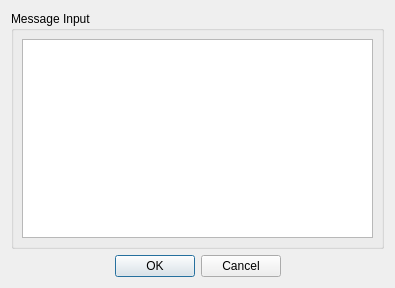
Before: the Qt Designer form Console/UI/SendMessageGroupUI.ui in yang-zhongtian/PYCM, drawn with Qt 5.
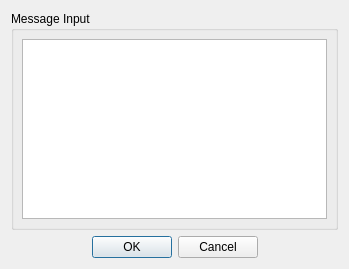
After: the same form once the commit is applied. Icons and pictures are not drawn.

What changed in the file:
```diff
--- a/Console/UI/SendMessageGroupUI.ui
+++ b/Console/UI/SendMessageGroupUI.ui
@@ -6,8 +6,8 @@
    <rect>
     <x>0</x>
     <y>0</y>
-    <width>395</width>
-    <height>288</height>
+    <width>349</width>
+    <height>269</height>
    </rect>
   </property>
   <property name="sizePolicy">
```
